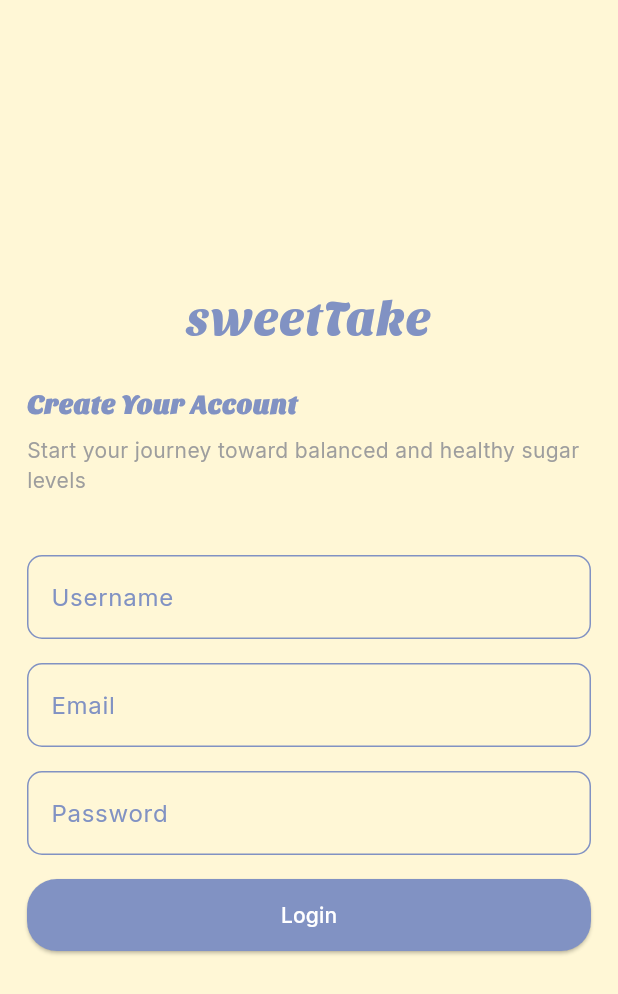
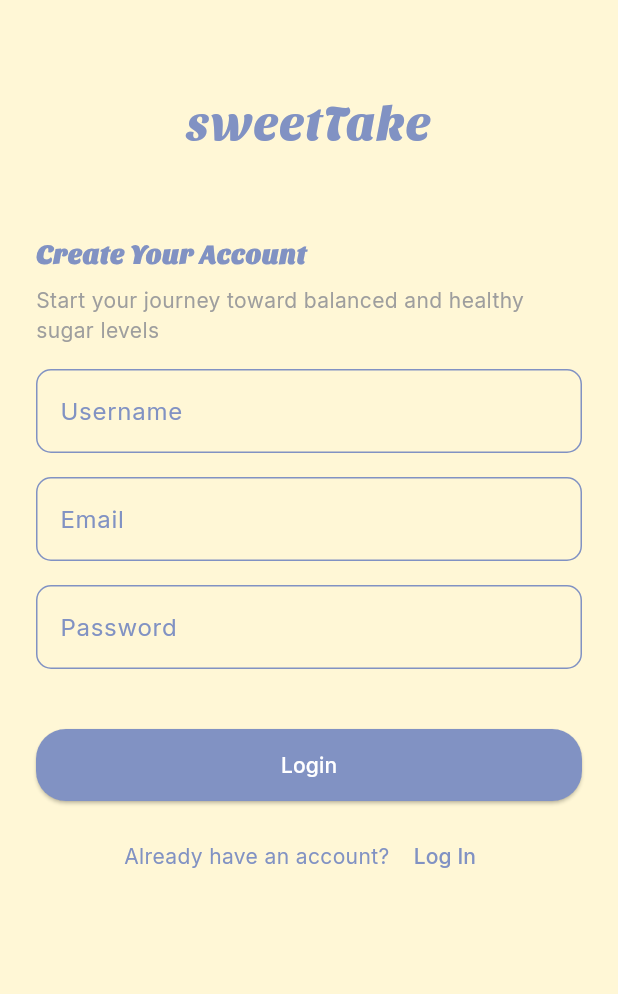
Before and after one commit to balbinopb/sweetTake_app, a Flutter app: the screen it shows after launch, after a tap on "Register", on a phone screen of 412 x 824 dp. Shown: the top 994 px of the screen. Run offline on Flutter 3.47's test engine with Material 3 defaults, Android fonts, the phone set to English and light mode, and no system bars; our stand-ins replace get, google_fonts; network calls fail.

```diff
--- a/lib/app/modules/login/views/login_view.dart
+++ b/lib/app/modules/login/views/login_view.dart
@@ -13,8 +13,8 @@ class LoginView extends GetView<LoginController> {
   Widget build(BuildContext context) {
     return Scaffold(
       body: SafeArea(
-        child: Padding(
-          padding: const EdgeInsets.all(24.0),
+        child: SingleChildScrollView(
+          padding: const EdgeInsets.symmetric(horizontal: 24.0,vertical: 60),
           child: Column(
             mainAxisAlignment: MainAxisAlignment.center,
             crossAxisAlignment: CrossAxisAlignment.center,
@@ -57,6 +57,7 @@ class LoginView extends GetView<LoginController> {
               CustomTextfield(
                 textController: controller.passwordC,
                 labelText: "Password",
+                isObscure: true,
               ),
               SizedBox(height: 40),
 
--- a/lib/app/modules/register/controllers/register_controller.dart
+++ b/lib/app/modules/register/controllers/register_controller.dart
@@ -15,7 +15,7 @@ class RegisterController extends GetxController {
 
   final baseUrl = "http://10.0.2.2:8080/v1/api";
 
-  Future<void> login() async {
+  Future<void> register() async {
 
     final username = usernameC.text.trim();
     final email = emailC.text.trim();
@@ -29,16 +29,21 @@ class RegisterController extends GetxController {
         password: password,
       );
 
+      // print("===========DATA: ${data.toJson()}=======================");
+
       final response = await http.post(
         Uri.parse("$baseUrl/register"),
         headers: {"Content-Type": "application/json"},
         body: jsonEncode(data.toJson()),
       );
 
-      if (response.statusCode == 200) {
+      // print("===========RESPONSE: ${response.statusCode}=======================");
+      // print("===========RESPONSE: ${response.body}=======================");
+
+      if (response.statusCode == 201) {
         Get.snackbar("SUCCES", "SUCCES TO REGISTER");
 
-        Get.offAllNamed(Routes.LOGIN);
+        Get.toNamed(Routes.LOGIN);
       }
     } catch (e) {
       Get.snackbar("Error", "something wrong");
--- a/lib/app/modules/register/views/register_view.dart
+++ b/lib/app/modules/register/views/register_view.dart
@@ -3,6 +3,7 @@ import 'package:flutter/material.dart';
 import 'package:get/get.dart';
 
 import '../../../constants/app_colors.dart';
+import '../../../routes/app_pages.dart';
 import '../../../widgets/custom_textfield.dart';
 import '../controllers/register_controller.dart';
 
@@ -12,8 +13,8 @@ class RegisterView extends GetView<RegisterController> {
   Widget build(BuildContext context) {
     return Scaffold(
       body: SafeArea(
-        child: Padding(
-          padding: const EdgeInsets.all(18.0),
+        child: SingleChildScrollView(
+          padding: const EdgeInsets.symmetric(horizontal: 24.0, vertical: 60),
           child: Column(
             mainAxisAlignment: MainAxisAlignment.center,
             crossAxisAlignment: CrossAxisAlignment.center,
@@ -26,7 +27,7 @@ class RegisterView extends GetView<RegisterController> {
                   color: AppColors.primary,
                 ),
               ),
-              SizedBox(height: 20),
+              SizedBox(height: 50),
               Align(
                 alignment: Alignment.topLeft,
                 child: Text(
@@ -46,7 +47,7 @@ class RegisterView extends GetView<RegisterController> {
                 textAlign: TextAlign.left,
                 style: TextStyle(color: Colors.grey),
               ),
-              SizedBox(height: 40),
+              SizedBox(height: 16),
 
               CustomTextfield(
                 textController: controller.usernameC,
@@ -65,16 +66,17 @@ class RegisterView extends GetView<RegisterController> {
               CustomTextfield(
                 textController: controller.passwordC,
                 labelText: "Password",
+                isObscure: true,
               ),
 
-              SizedBox(height: 16),
+              SizedBox(height: 40),
 
               SizedBox(
                 width: double.infinity,
                 height: 48,
                 child: ElevatedButton(
                   onPressed: () {
-                    controller.login();
+                    controller.register();
                   },
                   style: ButtonStyle(
                     backgroundColor: WidgetStateProperty.all(AppColors.primary),
@@ -87,6 +89,27 @@ class RegisterView extends GetView<RegisterController> {
                   child: Text("Login", style: TextStyle(color: Colors.white)),
                 ),
               ),
+
+              SizedBox(height: 13,),
+
+              Row(
+                mainAxisAlignment: MainAxisAlignment.center,
+                children: [
+                  Text(
+                    "Already have an account? ",
+                    style: TextStyle(color: AppColors.primary),
+                  ),
+                  TextButton(
+                    onPressed: () {
+                      Get.toNamed(Routes.LOGIN);
+                    },
+                    child: Text(
+                      "Log In",
+                      style: TextStyle(color: AppColors.primary),
+                    ),
+                  ),
+                ],
+              ),
             ],
           ),
         ),
--- a/lib/app/widgets/custom_textfield.dart
+++ b/lib/app/widgets/custom_textfield.dart
@@ -4,13 +4,20 @@ import 'package:sweettake_app/app/constants/app_colors.dart';
 class CustomTextfield extends StatelessWidget {
   final String labelText;
   final TextEditingController textController;
+  final bool isObscure;
 
-  const CustomTextfield({super.key, required this.labelText, required this.textController});
+  const CustomTextfield({
+    super.key,
+    required this.labelText,
+    required this.textController,
+    this.isObscure = false,
+  });
 
   @override
   Widget build(BuildContext context) {
     return TextField(
       controller: textController,
+      obscureText: isObscure,
       decoration: InputDecoration(
         labelText: labelText,
         labelStyle: TextStyle(color: AppColors.primary),
```
